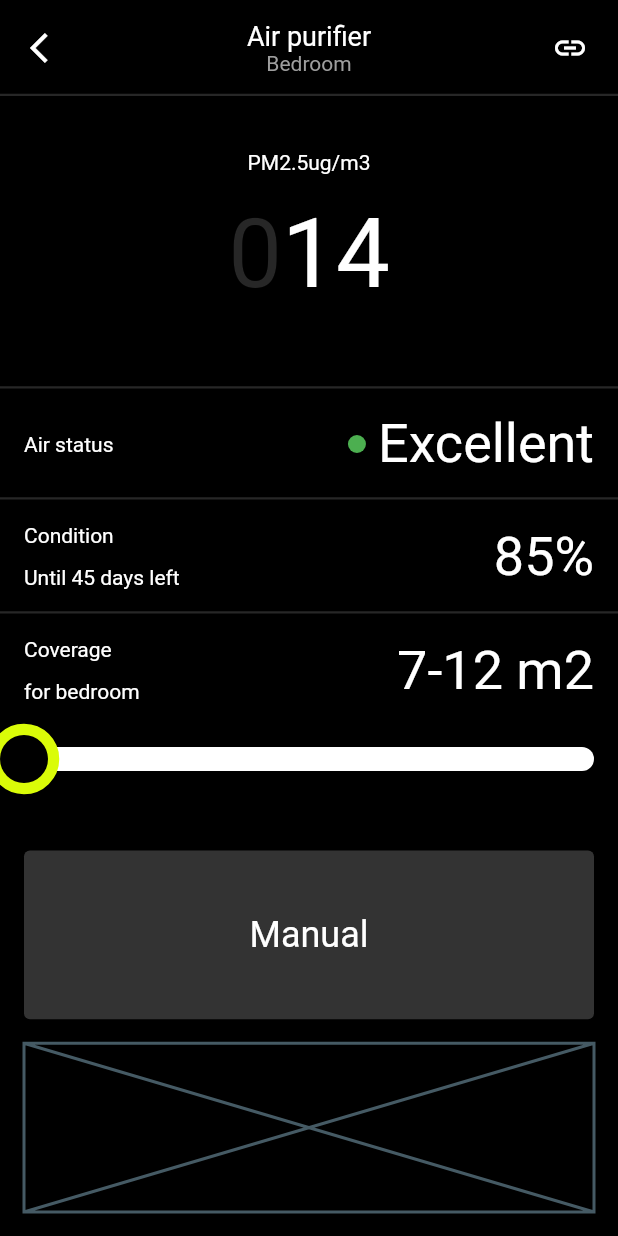
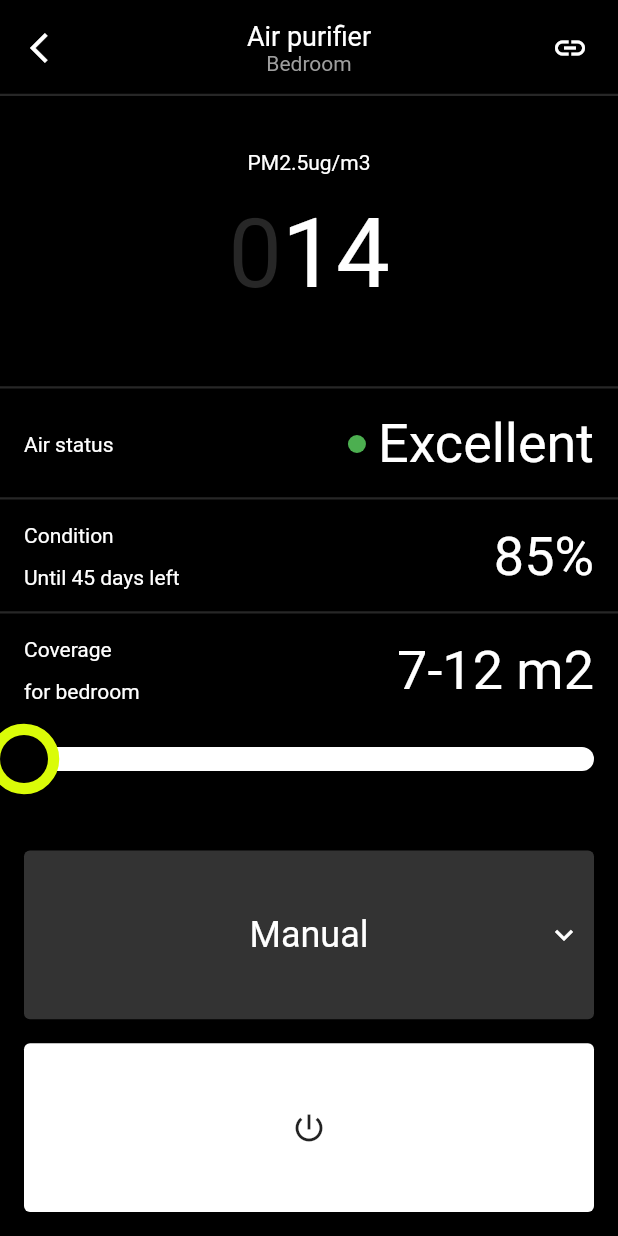
Before and after one commit to JAICHANGPARK/flutter_notebook_19th_story, a Flutter app: the AirPurifierSettingPage screen opened directly, on a phone screen of 412 x 824 dp. Run offline on Flutter 3.47's test engine with Material 2 defaults, Android fonts, the phone set to English and light mode, and no system bars; our stand-ins replace cached_network_image, flutter_riverpod, freezed_annotation, smooth_page_indicator, video_player; network calls fail.

Commit message:
Update air_purifier_setting_page.dart

```diff
--- a/lib/ep1109_smart_home_app/src/ui/air_purifier_setting_page.dart
+++ b/lib/ep1109_smart_home_app/src/ui/air_purifier_setting_page.dart
@@ -234,7 +234,7 @@ class _AirPurifierSettingPageState extends State<AirPurifierSettingPage> {
                                 // ),
                                 thumbShape: SliderThumbShape(),
                                 thumbColor: kShaAccents,
-                                trackShape: RoundedRectSliderTrackShape(),
+                                trackShape: const RoundedRectSliderTrackShape(),
                                 activeTrackColor: kShaAccents,
                                 overlayColor: Colors.black),
                             child: Slider(
@@ -268,26 +268,45 @@ class _AirPurifierSettingPageState extends State<AirPurifierSettingPage> {
                         ),
                         child: Stack(
                           children: [
-                            Positioned(
-                              child: Center(
+                            const Positioned(
+                              child: const Center(
                                 child: Text(
                                   "Manual",
                                   style: TextStyle(
                                     color: Colors.white,
-                                    fontSize: 24
+                                    fontSize: 24,
                                   ),
                                 ),
                               ),
-                            )
+                            ),
+                            Positioned(
+                                right: 8,
+                                top: 0,
+                                bottom: 0,
+                                child: Icon(
+                                  Icons.keyboard_arrow_down,
+                                  color: Colors.white,
+                                ))
                           ],
                         ),
                       ),
                     ),
-                    SizedBox(
+                    const SizedBox(
                       height: 16,
                     ),
-                    Expanded(
-                      child: Placeholder(),
+                     Expanded(
+                      child:  Container(
+                        decoration: BoxDecoration(
+                          color: Colors.white,
+                          borderRadius: BorderRadius.circular(4),
+                        ),
+                        child: Center(
+                          child: IconButton(
+                            onPressed: (){},
+                            icon: Icon(Icons.power_settings_new),
+                          ),
+                        ),
+                      ),
                     )
                   ],
                 ),
```
